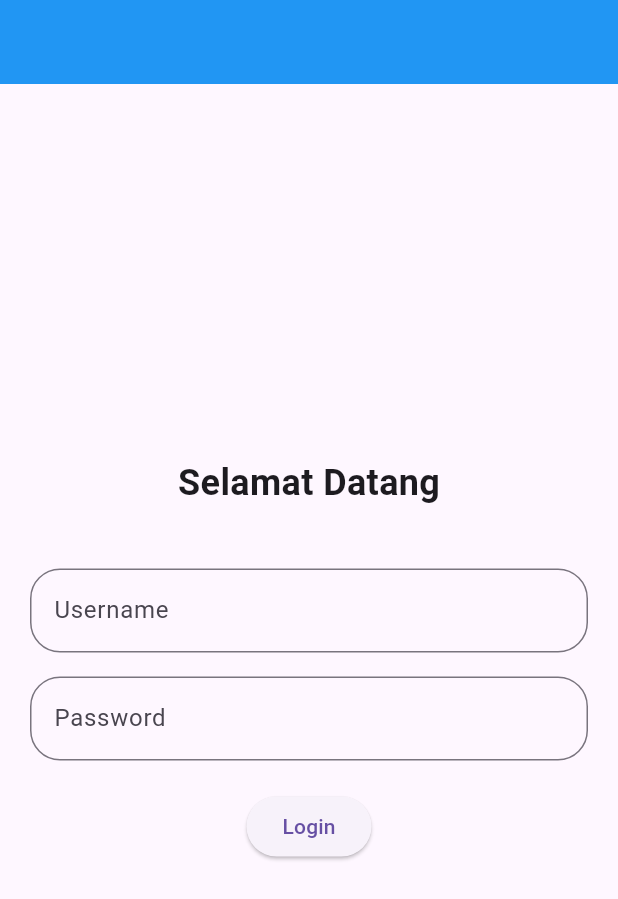
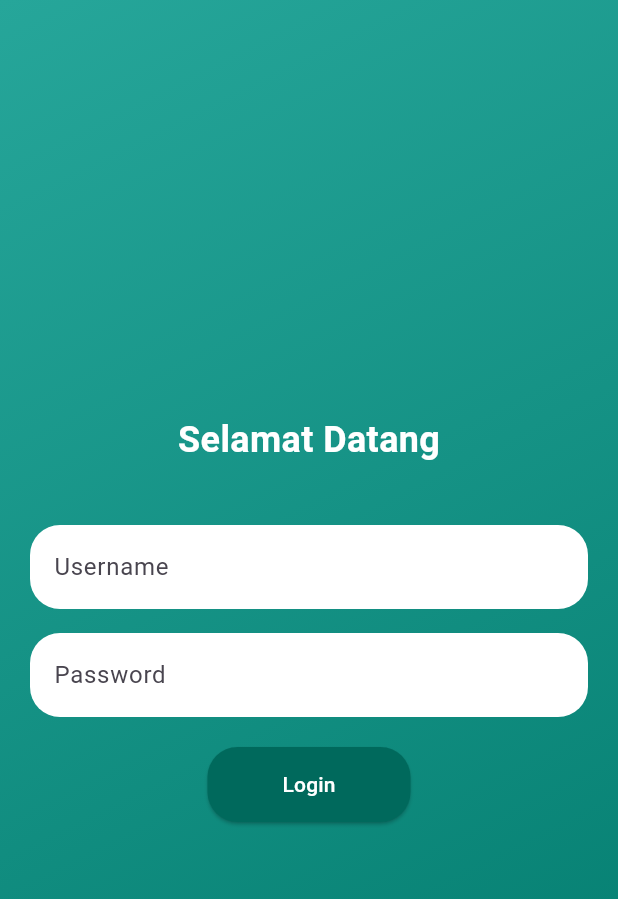
Before and after one commit to Vakarot/mobile_satu, a Flutter app: the screen it shows after launch, on a phone screen of 412 x 824 dp. Shown: the top 899 px of the screen. Run offline on Flutter 3.47's test engine with Material 3 defaults, Android fonts, the light colour scheme and no system bars.

Commit message:
warna login

```diff
--- a/lib/even_odd_page.dart
+++ b/lib/even_odd_page.dart
@@ -81,6 +81,7 @@ class _EvenOddPageState extends State<EvenOddPage> {
                   filled: true,
                   fillColor: Colors.white,
                   border: OutlineInputBorder(
+                    borderSide: BorderSide.none,
                     borderRadius: BorderRadius.circular(8),
                   ),
                 ),
--- a/lib/login_page.dart
+++ b/lib/login_page.dart
@@ -57,18 +57,32 @@ class _LoginPageState extends State<LoginPage> {
   @override
   Widget build(BuildContext context) {
     return Scaffold(
-      appBar: AppBar(
-        backgroundColor: Colors.blue,
-        foregroundColor: Colors.white,
+      // appBar: AppBar(
+      //   backgroundColor: Colors.teal.shade400,
+      //   foregroundColor: Colors.white,
+      // ),
+      body: Container(
+        decoration: BoxDecoration(
+          gradient: LinearGradient(
+            colors: [Colors.teal.shade400, Colors.teal.shade700],
+            begin: Alignment.topLeft,
+            end: Alignment.bottomRight,
           ),
-      body: Padding(
+        ),
+        child: Padding(
           padding: const EdgeInsets.all(20.0),
+          child: Center(
+            child: SingleChildScrollView(
               child: Column(
                 mainAxisAlignment: MainAxisAlignment.center,
                 children: [
                   const Text(
                     'Selamat Datang',
-              style: TextStyle(fontSize: 24, fontWeight: FontWeight.bold),
+                    style: TextStyle(
+                      fontSize: 24,
+                      fontWeight: FontWeight.bold,
+                      color: Colors.white, // Biar kontras dengan background
+                    ),
                   ),
                   const SizedBox(height: 40),
                   TextField(
@@ -76,8 +90,11 @@ class _LoginPageState extends State<LoginPage> {
                     decoration: const InputDecoration(
                       labelText: 'Username',
                       border: OutlineInputBorder(
+                        borderSide: BorderSide.none,
                         borderRadius: BorderRadius.all(Radius.circular(20.0)),
                       ),
+                      filled: true,
+                      fillColor: Colors.white,
                     ),
                   ),
                   const SizedBox(height: 16),
@@ -86,14 +103,34 @@ class _LoginPageState extends State<LoginPage> {
                     decoration: const InputDecoration(
                       labelText: 'Password',
                       border: OutlineInputBorder(
+                        borderSide: BorderSide.none,
                         borderRadius: BorderRadius.all(Radius.circular(20.0)),
                       ),
+                      filled: true,
+                      fillColor: Colors.white,
                     ),
                     obscureText: true,
                   ),
                   const SizedBox(height: 20),
-            ElevatedButton(onPressed: _login, child: const Text('Login')),
+                  ElevatedButton(
+                    onPressed: _login,
+                    style: ElevatedButton.styleFrom(
+                      backgroundColor: Colors.teal.shade800,
+                      foregroundColor: Colors.white,
+                      padding: const EdgeInsets.symmetric(
+                        horizontal: 50,
+                        vertical: 15,
+                      ),
+                      shape: RoundedRectangleBorder(
+                        borderRadius: BorderRadius.circular(20.0),
+                      ),
+                    ),
+                    child: const Text('Login'),
+                  ),
                 ],
+              ),
+            ),
+          ),
         ),
       ),
     );
```
Lines whose indentation alone changed are shown as unchanged.
